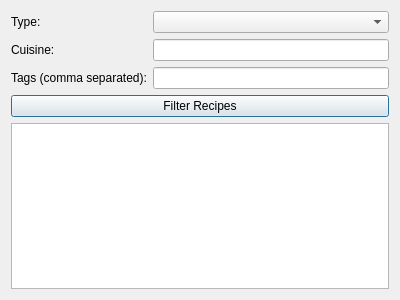
This is browserecipewindow.ui in ceazyy/Recipe-Manager as Qt 5 draws it before an edit. The edited form follows.
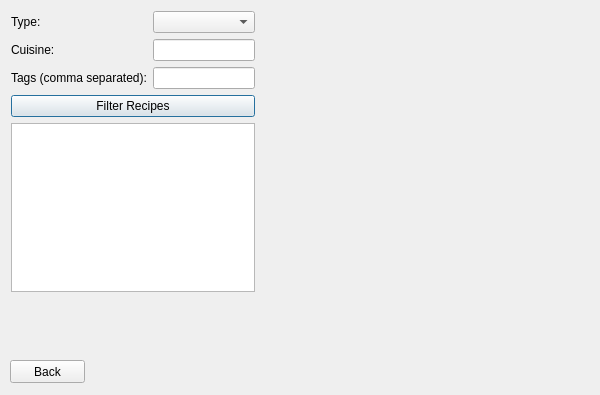
This is the edited form.

```diff
--- a/browserecipewindow.ui
+++ b/browserecipewindow.ui
@@ -6,8 +6,17 @@
    <rect>
     <x>0</x>
     <y>0</y>
-    <width>400</width>
-    <height>300</height>
+    <width>600</width>
+    <height>395</height>
+   </rect>
+  </property>
+  <widget class="QWidget" name="centralwidget">
+   <property name="geometry">
+    <rect>
+     <x>0</x>
+     <y>0</y>
+     <width>266</width>
+     <height>303</height>
    </rect>
   </property>
   <layout class="QVBoxLayout" name="verticalLayout">
@@ -64,6 +73,21 @@
    </item>
   </layout>
  </widget>
+  <widget class="QPushButton" name="backButton">
+   <property name="geometry">
+    <rect>
+     <x>10</x>
+     <y>360</y>
+     <width>75</width>
+     <height>23</height>
+    </rect>
+   </property>
+   <property name="text">
+    <string>Back</string>
+   </property>
+  </widget>
+ </widget>
+ <layoutdefault spacing="6" margin="11"/>
  <resources/>
  <connections/>
 </ui>
```
Lines whose indentation alone changed are shown as unchanged.
